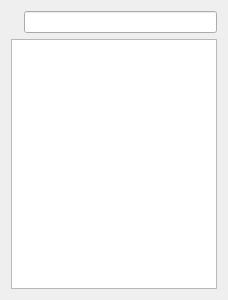
This is ui/labelist.ui in samstyle/Xpeccy as Qt 5 draws it before an edit. The edited form follows.
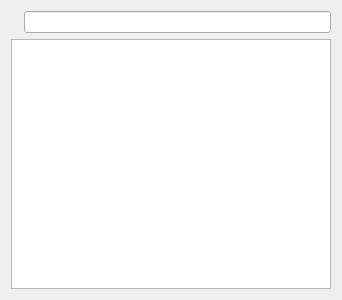
This is the edited form. Icons and pictures are not drawn.

Patch:
```diff
--- a/ui/labelist.ui
+++ b/ui/labelist.ui
@@ -9,7 +9,7 @@
    <rect>
     <x>0</x>
     <y>0</y>
-    <width>228</width>
+    <width>342</width>
     <height>300</height>
    </rect>
   </property>
```
